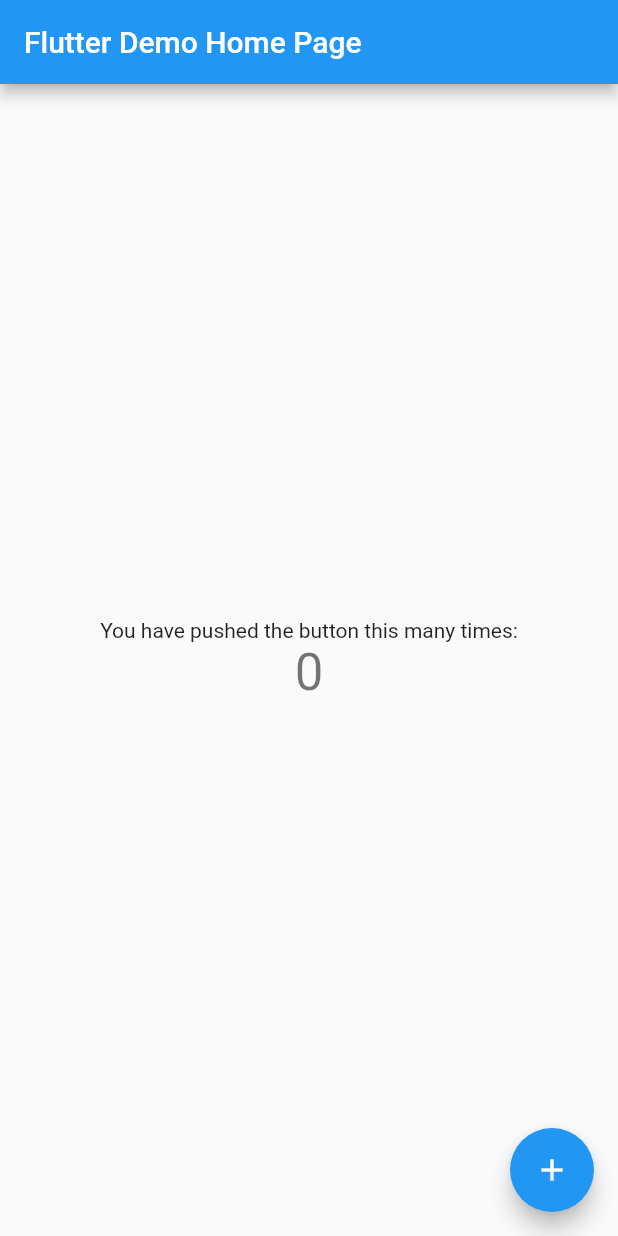
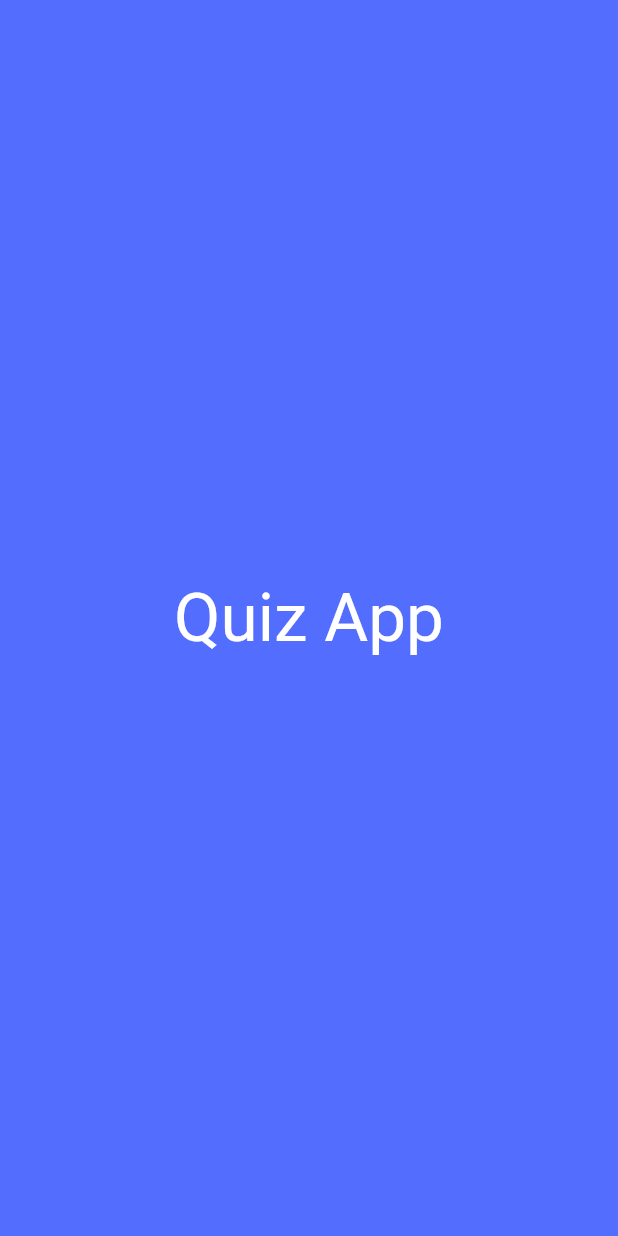
Before and after one commit to Neetesh30/flutterquizapp, a Flutter app: the first screen one second after launch, on a phone screen of 412 x 824 dp. Run offline on Flutter 3.47's test engine with Material 2 defaults, Android fonts, the phone set to English and light mode, and no system bars.

Commit message:
Quiz App Splash and App Bar title completed

```diff
--- /dev/null
+++ b/lib/QuizHome.dart
@@ -0,0 +1,24 @@
+import 'package:flutter/material.dart';
+
+
+class QuizHome extends StatefulWidget {
+  @override
+  _QuizHomeState createState() => _QuizHomeState();
+}
+
+class _QuizHomeState extends State<QuizHome> {
+  @override
+  Widget build(BuildContext context) {
+    return Scaffold(
+      appBar: AppBar(
+        title: Text("Quiz App"),
+      ),
+      body: Center(
+        child: Column(
+
+        ),
+
+      ),
+    );
+  }
+}
--- /dev/null
+++ b/lib/Splaschscreem.dart
@@ -0,0 +1,31 @@
+import 'dart:async';
+
+import 'package:flutter/material.dart';
+import 'package:flutterquizapp/QuizHome.dart';
+
+class Splashscreen extends StatefulWidget {
+
+  @override
+  _SplashscreenState createState() => _SplashscreenState();
+}
+
+class _SplashscreenState extends State<Splashscreen> {
+  @override
+  void initState() {
+    // TODO: implement initState
+    super.initState();
+
+    Timer(Duration(seconds: 3), (){
+      Navigator.pushReplacement(context, MaterialPageRoute(builder: (context) => QuizHome() ));
+    });
+  }
+  @override
+  Widget build(BuildContext context) {
+    return Scaffold(
+      backgroundColor: Colors.indigoAccent,
+      body: Center(
+        child: Text("Quiz App",style: TextStyle(fontSize: 45,color: Colors.white),),
+      ),
+    );
+  }
+}
--- a/lib/main.dart
+++ b/lib/main.dart
@@ -1,117 +1,19 @@
 import 'package:flutter/material.dart';
+import 'Splaschscreem.dart';
 
-void main() {
+void main(){
   runApp(MyApp());
 }
 
 class MyApp extends StatelessWidget {
-  // This widget is the root of your application.
   @override
   Widget build(BuildContext context) {
     return MaterialApp(
-      title: 'Flutter Demo',
+      title: "Quiz App",
       theme: ThemeData(
-        // This is the theme of your application.
-        //
-        // Try running your application with "flutter run". You'll see the
-        // application has a blue toolbar. Then, without quitting the app, try
-        // changing the primarySwatch below to Colors.green and then invoke
-        // "hot reload" (press "r" in the console where you ran "flutter run",
-        // or simply save your changes to "hot reload" in a Flutter IDE).
-        // Notice that the counter didn't reset back to zero; the application
-        // is not restarted.
-        primarySwatch: Colors.blue,
-        // This makes the visual density adapt to the platform that you run
-        // the app on. For desktop platforms, the controls will be smaller and
-        // closer together (more dense) than on mobile platforms.
-        visualDensity: VisualDensity.adaptivePlatformDensity,
+        primarySwatch: Colors.blue
       ),
-      home: MyHomePage(title: 'Flutter Demo Home Page'),
+      home: Splashscreen(),
     );
   }
 }
-
-class MyHomePage extends StatefulWidget {
-  MyHomePage({Key key, this.title}) : super(key: key);
-
-  // This widget is the home page of your application. It is stateful, meaning
-  // that it has a State object (defined below) that contains fields that affect
-  // how it looks.
-
-  // This class is the configuration for the state. It holds the values (in this
-  // case the title) provided by the parent (in this case the App widget) and
-  // used by the build method of the State. Fields in a Widget subclass are
-  // always marked "final".
-
-  final String title;
-
-  @override
-  _MyHomePageState createState() => _MyHomePageState();
-}
-
-class _MyHomePageState extends State<MyHomePage> {
-  int _counter = 0;
-
-  void _incrementCounter() {
-    setState(() {
-      // This call to setState tells the Flutter framework that something has
-      // changed in this State, which causes it to rerun the build method below
-      // so that the display can reflect the updated values. If we changed
-      // _counter without calling setState(), then the build method would not be
-      // called again, and so nothing would appear to happen.
-      _counter++;
-    });
-  }
-
-  @override
-  Widget build(BuildContext context) {
-    // This method is rerun every time setState is called, for instance as done
-    // by the _incrementCounter method above.
-    //
-    // The Flutter framework has been optimized to make rerunning build methods
-    // fast, so that you can just rebuild anything that needs updating rather
-    // than having to individually change instances of widgets.
-    return Scaffold(
-      appBar: AppBar(
-        // Here we take the value from the MyHomePage object that was created by
-        // the App.build method, and use it to set our appbar title.
-        title: Text(widget.title),
-      ),
-      body: Center(
-        // Center is a layout widget. It takes a single child and positions it
-        // in the middle of the parent.
-        child: Column(
-          // Column is also a layout widget. It takes a list of children and
-          // arranges them vertically. By default, it sizes itself to fit its
-          // children horizontally, and tries to be as tall as its parent.
-          //
-          // Invoke "debug painting" (press "p" in the console, choose the
-          // "Toggle Debug Paint" action from the Flutter Inspector in Android
-          // Studio, or the "Toggle Debug Paint" command in Visual Studio Code)
-          // to see the wireframe for each widget.
-          //
-          // Column has various properties to control how it sizes itself and
-          // how it positions its children. Here we use mainAxisAlignment to
-          // center the children vertically; the main axis here is the vertical
-          // axis because Columns are vertical (the cross axis would be
-          // horizontal).
-          mainAxisAlignment: MainAxisAlignment.center,
-          children: <Widget>[
-            Text(
-              'You have pushed the button this many times:',
-            ),
-            Text(
-              '$_counter',
-              style: Theme.of(context).textTheme.headline4,
-            ),
-          ],
-        ),
-      ),
-      floatingActionButton: FloatingActionButton(
-        onPressed: _incrementCounter,
-        tooltip: 'Increment',
-        child: Icon(Icons.add),
-      ), // This trailing comma makes auto-formatting nicer for build methods.
-    );
-  }
-}
```
